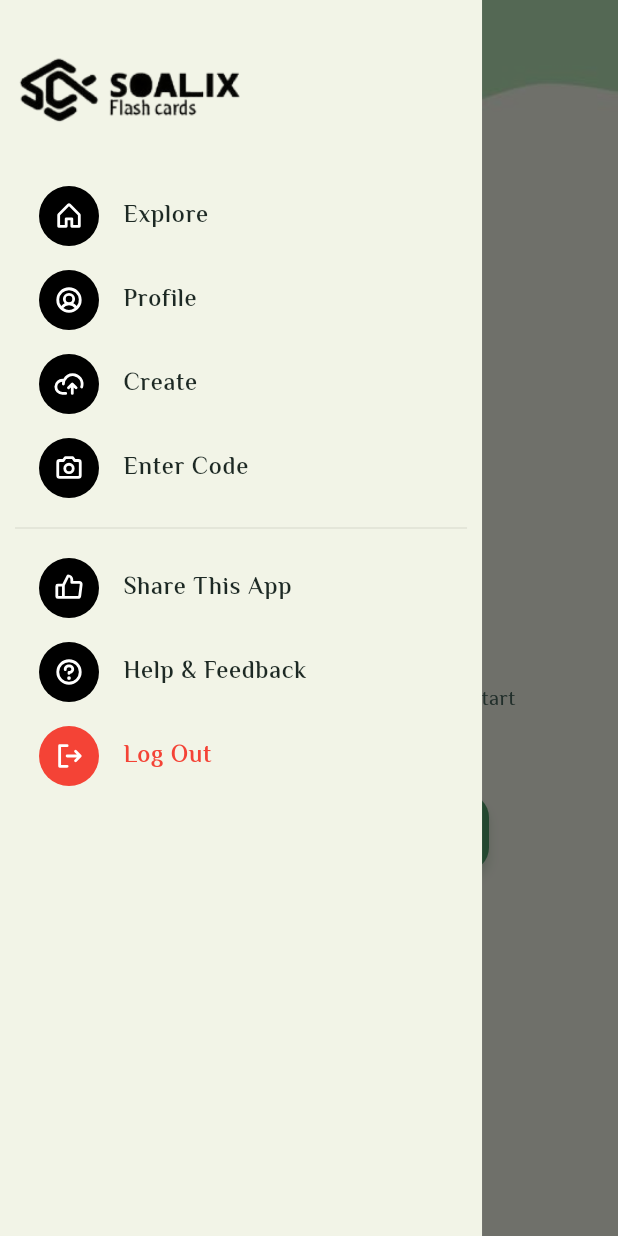
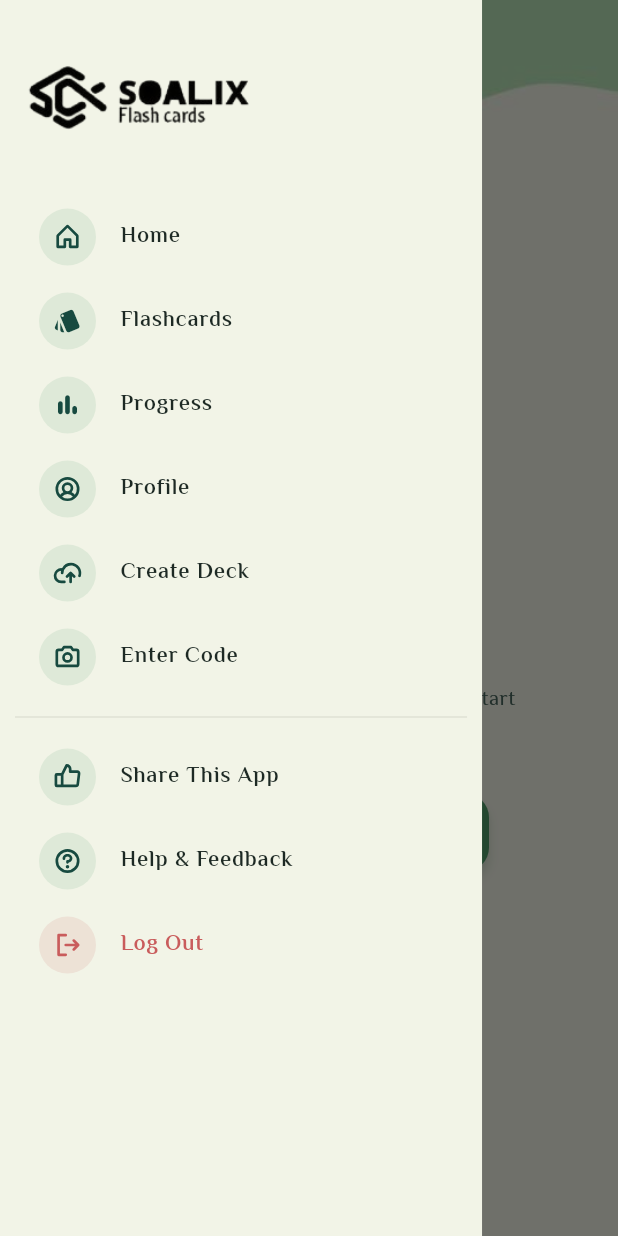
Before and after one commit to Ezel3815/soalix-mobile, a Flutter app: the CreateDeckScreen screen opened by its route, with the side drawer open, on a phone screen of 412 x 824 dp. Run offline on Flutter 3.47's test engine with Material 3 defaults, Android fonts, the phone set to English and light mode, and no system bars; our stand-ins replace cached_network_image, curved_navigation_bar, dio, file_picker, flutter_svg, flutter_widget_from_html_core and 13 more; missing offline and left inert: flex_color_picker; accounts and stored records are empty.

Commit message:
Refactor app drawer styles and navigation logic

```diff
--- a/lib/screens/app_drawer.dart
+++ b/lib/screens/app_drawer.dart
@@ -1,3 +1,4 @@
+
 import 'dart:developer';
 
 import 'package:flutter/material.dart';
@@ -20,21 +21,31 @@ class AppDrawer extends StatelessWidget {
     final mainController = Get.find<MainController>();
 
     TextStyle itemStyle({Color? color}) => TextStyle(
-          fontSize: 16,
+          fontSize: 15,
           fontWeight: FontWeight.w600,
           color: color ?? AppColor.textPrimary,
         );
 
-    Widget iconBadge(IconData icon, {Color badgeColor = Colors.black}) {
+    Widget iconBadge(IconData icon, {Color? badgeColor}) {
       return Container(
-        width: 40,
-        height: 40,
+        width: 38,
+        height: 38,
         decoration: BoxDecoration(
-          color: badgeColor,
+          color: (badgeColor ?? AppColor.greenColor).withOpacity(0.12),
           shape: BoxShape.circle,
         ),
-        child: Icon(icon, color: Colors.white, size: 20),
+        child: Icon(
+          icon,
+          color: badgeColor ?? AppColor.darkGreenColor,
+          size: 19,
+        ),
       );
+    }
+
+    void goToTab(int index) {
+      Get.back();
+      Get.until((route) => Get.currentRoute == AppRoutes.mainRoute);
+      mainController.onChangePage(index);
     }
 
     return Container(
@@ -46,75 +57,70 @@ class AppDrawer extends StatelessWidget {
           child: Column(
             crossAxisAlignment: CrossAxisAlignment.start,
             children: [
-              const SizedBox(height: 8),
-              Image.asset(
-                "lib/assests/images/drawer_logo.png",
-                width: 150,
-                height: 100,
-                fit: BoxFit.contain,
+              const SizedBox(height: 12),
+              Padding(
+                padding: const EdgeInsets.only(left: 6),
+                child: Image.asset(
+                  "lib/assests/images/drawer_logo.png",
+                  width: 150,
+                  height: 102,
+                  fit: BoxFit.contain,
+                  alignment: Alignment.centerLeft,
+                ),
               ),
-              const SizedBox(height: 8),
+              const SizedBox(height: 16),
+              ListTile(
+                shape: RoundedRectangleBorder(
+                  borderRadius: BorderRadius.circular(12),
+                ),
+                leading: iconBadge(PhosphorIcons.house(PhosphorIconsStyle.bold)),
+                title: Text("Home", style: itemStyle()),
+                onTap: () => goToTab(0),
+              ),
+              ListTile(
+                shape: RoundedRectangleBorder(
+                  borderRadius: BorderRadius.circular(12),
+                ),
+                leading: iconBadge(Icons.style_rounded),
+                title: Text("Flashcards", style: itemStyle()),
+                onTap: () => goToTab(1),
+              ),
+              ListTile(
+                shape: RoundedRectangleBorder(
+                  borderRadius: BorderRadius.circular(12),
+                ),
+                leading: iconBadge(Icons.bar_chart_rounded),
+                title: Text("Progress", style: itemStyle()),
+                onTap: () => goToTab(2),
+              ),
               ListTile(
                 shape: RoundedRectangleBorder(
                   borderRadius: BorderRadius.circular(12),
                 ),
                 leading: iconBadge(
-                  PhosphorIcons.house(PhosphorIconsStyle.bold),
+                    PhosphorIcons.userCircle(PhosphorIconsStyle.bold)),
+                title: Text("Profile", style: itemStyle()),
+                onTap: () => goToTab(3),
+              ),
+              ListTile(
+                shape: RoundedRectangleBorder(
+                  borderRadius: BorderRadius.circular(12),
                 ),
-                title: Text("Explore", style: itemStyle()),
+                leading: iconBadge(
+                    PhosphorIcons.cloudArrowUp(PhosphorIconsStyle.bold)),
+                title: Text("Create Deck", style: itemStyle()),
                 onTap: () {
                   Get.back();
-                  Get.until(
-                    (route) {
-                      return Get.currentRoute == AppRoutes.mainRoute;
-                    },
-                  );
-                  mainController.onChangePage(0);
+                  Get.until((route) => Get.currentRoute == AppRoutes.mainRoute);
+                  Get.toNamed(AppRoutes.createDeckRoute);
                 },
               ),
               ListTile(
                 shape: RoundedRectangleBorder(
                   borderRadius: BorderRadius.circular(12),
                 ),
-                leading: iconBadge(
-                  PhosphorIcons.userCircle(PhosphorIconsStyle.bold),
-                ),
-                title: Text("Profile", style: itemStyle()),
-                onTap: () {
-                  Get.back();
-                  Get.until(
-                    (route) {
-                      return Get.currentRoute == AppRoutes.mainRoute;
-                    },
-                  );
-                  mainController.onChangePage(2);
-                },
-              ),
-              ListTile(
-                shape: RoundedRectangleBorder(
-                  borderRadius: BorderRadius.circular(12),
-                ),
-                leading: iconBadge(
-                  PhosphorIcons.cloudArrowUp(PhosphorIconsStyle.bold),
-                ),
-                title: Text("Create", style: itemStyle()),
-                onTap: () {
-                  Get.back();
-                  Get.until(
-                    (route) {
-                      return Get.currentRoute == AppRoutes.mainRoute;
-                    },
-                  );
-                  mainController.onChangePage(1);
-                },
-              ),
-              ListTile(
-                shape: RoundedRectangleBorder(
-                  borderRadius: BorderRadius.circular(12),
-                ),
-                leading: iconBadge(
-                  PhosphorIcons.camera(PhosphorIconsStyle.bold),
-                ),
+                leading:
+                    iconBadge(PhosphorIcons.camera(PhosphorIconsStyle.bold)),
                 title: Text("Enter Code", style: itemStyle()),
                 onTap: () {
                   Get.back();
@@ -130,9 +136,8 @@ class AppDrawer extends StatelessWidget {
                 shape: RoundedRectangleBorder(
                   borderRadius: BorderRadius.circular(12),
                 ),
-                leading: iconBadge(
-                  PhosphorIcons.thumbsUp(PhosphorIconsStyle.bold),
-                ),
+                leading:
+                    iconBadge(PhosphorIcons.thumbsUp(PhosphorIconsStyle.bold)),
                 title: Text("Share This App", style: itemStyle()),
                 onTap: () {
                   Share.share("Checkout this app in https://googleplay.com");
@@ -147,9 +152,8 @@ class AppDrawer extends StatelessWidget {
                     log('Could not launch https://t.me/Ghalia510');
                   }
                 },
-                leading: iconBadge(
-                  PhosphorIcons.question(PhosphorIconsStyle.bold),
-                ),
+                leading:
+                    iconBadge(PhosphorIcons.question(PhosphorIconsStyle.bold)),
                 title: Text("Help & Feedback", style: itemStyle()),
               ),
               ListTile(
@@ -161,9 +165,9 @@ class AppDrawer extends StatelessWidget {
                 },
                 leading: iconBadge(
                   PhosphorIcons.signOut(PhosphorIconsStyle.bold),
-                  badgeColor: Colors.red,
+                  badgeColor: AppColor.errorColor,
                 ),
-                title: Text("Log Out", style: itemStyle(color: Colors.red)),
+                title: Text("Log Out", style: itemStyle(color: AppColor.errorColor)),
               ),
             ],
           ),
```
